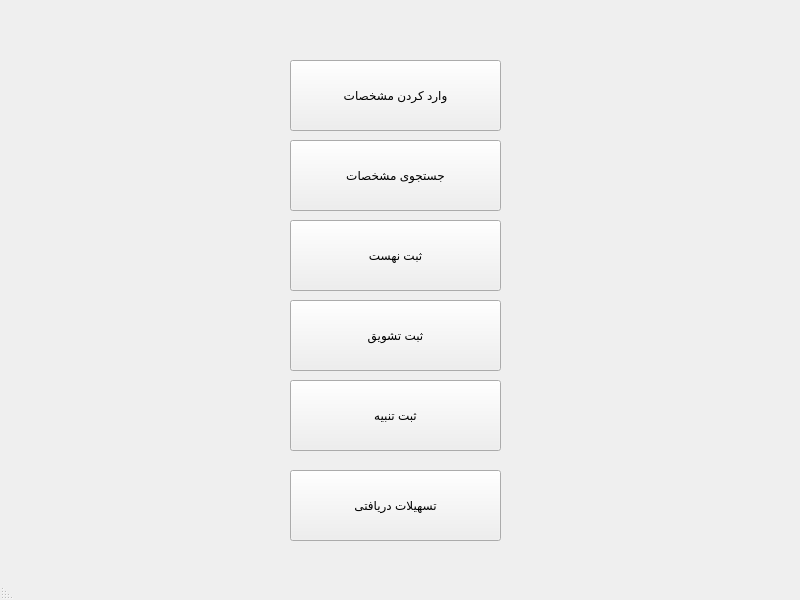
Qt form main.ui (Lowyiiii/201T) before a commit.
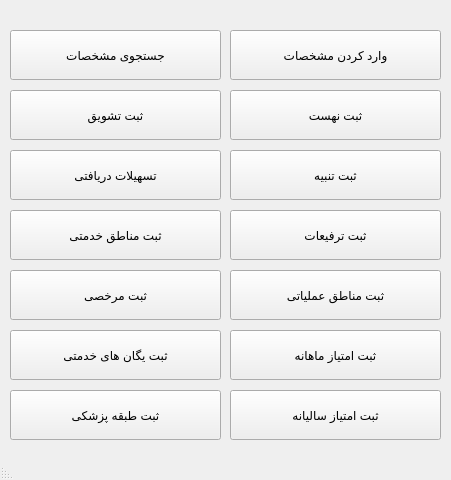
The same form after that commit.

What changed in the file:
```diff
--- a/main.ui
+++ b/main.ui
@@ -6,8 +6,8 @@
    <rect>
     <x>0</x>
     <y>0</y>
-    <width>800</width>
-    <height>600</height>
+    <width>451</width>
+    <height>480</height>
    </rect>
   </property>
   <property name="windowTitle">
@@ -16,16 +16,22 @@
   <property name="layoutDirection">
    <enum>Qt::RightToLeft</enum>
   </property>
+  <property name="styleSheet">
+   <string notr="true"/>
+  </property>
   <widget class="QWidget" name="centralwidget">
    <widget class="QPushButton" name="pushButton">
     <property name="geometry">
      <rect>
-      <x>290</x>
-      <y>60</y>
+      <x>230</x>
+      <y>30</y>
       <width>211</width>
-      <height>71</height>
+      <height>50</height>
      </rect>
     </property>
+    <property name="styleSheet">
+     <string notr="true"/>
+    </property>
     <property name="text">
      <string>وارد کردن مشخصات</string>
     </property>
@@ -33,10 +39,10 @@
    <widget class="QPushButton" name="pushButton_2">
     <property name="geometry">
      <rect>
-      <x>290</x>
-      <y>140</y>
+      <x>10</x>
+      <y>30</y>
       <width>211</width>
-      <height>71</height>
+      <height>50</height>
      </rect>
     </property>
     <property name="text">
@@ -46,10 +52,10 @@
    <widget class="QPushButton" name="pushButton_3">
     <property name="geometry">
      <rect>
-      <x>290</x>
-      <y>220</y>
+      <x>230</x>
+      <y>90</y>
       <width>211</width>
-      <height>71</height>
+      <height>50</height>
      </rect>
     </property>
     <property name="text">
@@ -59,10 +65,10 @@
    <widget class="QPushButton" name="pushButton_4">
     <property name="geometry">
      <rect>
-      <x>290</x>
-      <y>380</y>
+      <x>230</x>
+      <y>150</y>
       <width>211</width>
-      <height>71</height>
+      <height>50</height>
      </rect>
     </property>
     <property name="text">
@@ -72,10 +78,10 @@
    <widget class="QPushButton" name="pushButton_5">
     <property name="geometry">
      <rect>
-      <x>290</x>
-      <y>300</y>
+      <x>10</x>
+      <y>90</y>
       <width>211</width>
-      <height>71</height>
+      <height>50</height>
      </rect>
     </property>
     <property name="text">
@@ -85,16 +91,120 @@
    <widget class="QPushButton" name="pushButton_6">
     <property name="geometry">
      <rect>
-      <x>290</x>
-      <y>470</y>
+      <x>10</x>
+      <y>150</y>
       <width>211</width>
-      <height>71</height>
+      <height>50</height>
      </rect>
     </property>
     <property name="text">
      <string>تسهیلات دریافتی</string>
     </property>
    </widget>
+   <widget class="QPushButton" name="pushButton_7">
+    <property name="geometry">
+     <rect>
+      <x>10</x>
+      <y>210</y>
+      <width>211</width>
+      <height>50</height>
+     </rect>
+    </property>
+    <property name="text">
+     <string>ثبت مناطق خدمتی</string>
+    </property>
+   </widget>
+   <widget class="QPushButton" name="pushButton_8">
+    <property name="geometry">
+     <rect>
+      <x>230</x>
+      <y>210</y>
+      <width>211</width>
+      <height>50</height>
+     </rect>
+    </property>
+    <property name="text">
+     <string>ثبت ترفیعات</string>
+    </property>
+   </widget>
+   <widget class="QPushButton" name="pushButton_9">
+    <property name="geometry">
+     <rect>
+      <x>230</x>
+      <y>270</y>
+      <width>211</width>
+      <height>50</height>
+     </rect>
+    </property>
+    <property name="text">
+     <string>ثبت مناطق عملیاتی</string>
+    </property>
+   </widget>
+   <widget class="QPushButton" name="pushButton_10">
+    <property name="geometry">
+     <rect>
+      <x>10</x>
+      <y>270</y>
+      <width>211</width>
+      <height>50</height>
+     </rect>
+    </property>
+    <property name="text">
+     <string>ثبت مرخصی</string>
+    </property>
+   </widget>
+   <widget class="QPushButton" name="pushButton_11">
+    <property name="geometry">
+     <rect>
+      <x>230</x>
+      <y>330</y>
+      <width>211</width>
+      <height>50</height>
+     </rect>
+    </property>
+    <property name="text">
+     <string>ثبت امتیاز ماهانه</string>
+    </property>
+   </widget>
+   <widget class="QPushButton" name="pushButton_12">
+    <property name="geometry">
+     <rect>
+      <x>10</x>
+      <y>330</y>
+      <width>211</width>
+      <height>50</height>
+     </rect>
+    </property>
+    <property name="text">
+     <string>ثبت یگان های خدمتی</string>
+    </property>
+   </widget>
+   <widget class="QPushButton" name="pushButton_13">
+    <property name="geometry">
+     <rect>
+      <x>10</x>
+      <y>390</y>
+      <width>211</width>
+      <height>50</height>
+     </rect>
+    </property>
+    <property name="text">
+     <string>ثبت طبقه پزشکی</string>
+    </property>
+   </widget>
+   <widget class="QPushButton" name="pushButton_14">
+    <property name="geometry">
+     <rect>
+      <x>230</x>
+      <y>390</y>
+      <width>211</width>
+      <height>50</height>
+     </rect>
+    </property>
+    <property name="text">
+     <string>ثبت امتیاز سالیانه</string>
+    </property>
+   </widget>
   </widget>
   <widget class="QStatusBar" name="statusbar"/>
  </widget>
```
